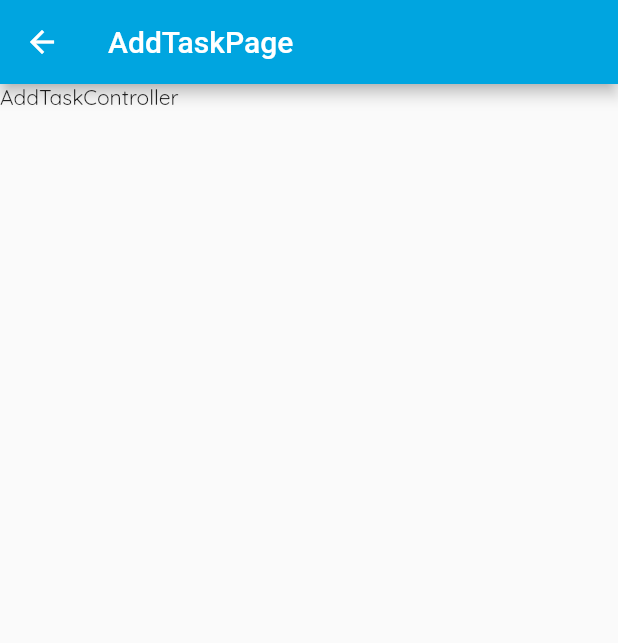
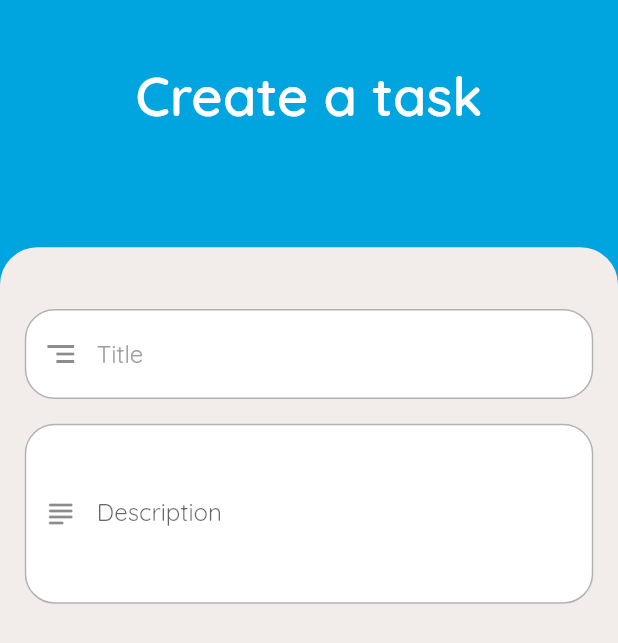
Before and after one commit to thierryoliveira/taskfy_app, a Flutter app: the TasksPage screen opened by its route, after a tap on the "add" icon, on a phone screen of 412 x 824 dp. Shown: the top 643 px of the screen. Run offline on Flutter 3.47's test engine with Material 2 defaults, Android fonts, the phone set to English and light mode, and no system bars; our stand-ins replace dio, flutter_datetime_picker, flutter_svg, font_awesome_flutter, get, get_storage and 3 more; accounts and stored records are empty; network calls fail.

```diff
--- a/lib/app/data/providers/auth/auth_provider.dart
+++ b/lib/app/data/providers/auth/auth_provider.dart
@@ -2,13 +2,15 @@ import 'dart:convert';
 // import 'package:getx_pattern/app/data/model/model.dart';
 import 'package:dio/dio.dart';
 import 'package:todo_app/app/data/model/auth/access_token_model.dart';
+import 'package:todo_app/app/global/models/base_result_model.dart';
 
 const baseUrl = 'http://192.168.1.17:3000';
 
 class AuthApiClient {
   final Dio dio = Dio();
 
-  Future<AccessTokenModel> signIn(String username, String password) async {
+  Future<BaseResult<AccessTokenModel>> signIn(String username, String password) async {
+    BaseResult<AccessTokenModel> result = BaseResult<AccessTokenModel>();
     AccessTokenModel token = AccessTokenModel();
     dio.options.contentType = Headers.jsonContentType;
     try {
@@ -17,11 +19,13 @@ class AuthApiClient {
           options: Options(contentType: Headers.jsonContentType));
       if (response.data != null) {
         token = AccessTokenModel.fromJson(response.data);
+        result.data = token;
+        result.success = true;
       }
-    } catch (e) {
-      print(e);
+    } on DioError catch (e) {
+        result.message = e.error.osError.message;
     }
-    return token;
+    return result;
   }
 
   Future<bool> signUp(String username, String password) async {
--- a/lib/app/data/repository/auth/auth_repository.dart
+++ b/lib/app/data/repository/auth/auth_repository.dart
@@ -1,13 +1,14 @@
 import 'package:todo_app/app/data/model/auth/access_token_model.dart';
 import 'package:todo_app/app/data/providers/auth/auth_provider.dart';
+import 'package:todo_app/app/global/models/base_result_model.dart';
 
 class AuthRepository {
 
 final AuthApiClient apiClient = AuthApiClient();
 
 
-  Future<AccessTokenModel> signIn(String username, String password) async {
-    return apiClient.signIn(username, password);
+  Future<BaseResult<AccessTokenModel>> signIn(String username, String password) async {
+      return apiClient.signIn(username, password);
   }
 
   Future<bool> signUp(String username, String password) async {
--- /dev/null
+++ b/lib/app/global/models/base_result_model.dart
@@ -0,0 +1,5 @@
+class BaseResult<T> {
+    T data;
+    bool success = false;
+    String message = "";
+}
--- a/lib/app/modules/auth/controllers/auth_controller.dart
+++ b/lib/app/modules/auth/controllers/auth_controller.dart
@@ -39,9 +39,9 @@ class AuthController extends GetxController {
         (password != null && password.isNotEmpty)) {
       this.loading = true;
       changeButtonLoading();
-      repository.signIn(username, password).then((data) {
-        if (data.accessToken != null && data.accessToken.isNotEmpty) {
-          writeAccessTokenOnStorage(data.accessToken);
+      repository.signIn(username, password).then((result) {
+        if (result.success) {
+          writeAccessTokenOnStorage(result.data.accessToken);
           this.loading = false;
           this.signedIn = true;
           changeButtonLoading();
@@ -51,8 +51,8 @@ class AuthController extends GetxController {
           changeButtonLoading();
 
           Get.snackbar(
-            "Invalid credentials",
-            "Please, check your username and password",
+            "Error",
+            result.message,
             snackPosition: SnackPosition.BOTTOM,
             colorText: Colors.white,
             backgroundColor: kRadicalRedColor,
--- a/lib/app/modules/task/controllers/task_controller.dart
+++ b/lib/app/modules/task/controllers/task_controller.dart
@@ -1,5 +1,6 @@
 import 'package:get/get.dart';
 import 'package:get_storage/get_storage.dart';
+import 'package:intl/intl.dart';
 import 'package:todo_app/app/data/model/task/task_model.dart';
 import 'package:todo_app/app/data/repository/task/task_repository.dart';
 
@@ -22,6 +23,12 @@ class TaskController extends GetxController {
   get taskList => this._taskList;
   set taskList(value) =>this._taskList.value = value;
 
+  final _selectedDate = DateTime.now().obs;
+  get selectedDate => this._selectedDate.value;
+  set selectedDate(value) => this._selectedDate.value = value;
+
+  changeSelectedDate(DateTime date) => selectedDate = date;
+
   signOut(){
     _storage.remove('accessToken');
     Get.offAndToNamed('/signin');
@@ -33,4 +40,12 @@ class TaskController extends GetxController {
       taskList.value = tasks;
     }
   }
+
+  String returnSelectedDate(){
+      DateFormat formatter = DateFormat('yyyy-MM-dd');
+      String selectedDateFormatted = formatter.format(selectedDate);
+      String currentDateFormatted = formatter.format(DateTime.now());
+      return selectedDateFormatted == currentDateFormatted ? 'Today' : selectedDateFormatted;
+
+  }
 }
--- a/lib/app/modules/task/views/addtask_view.dart
+++ b/lib/app/modules/task/views/addtask_view.dart
@@ -1,17 +1,98 @@
 import 'package:flutter/material.dart';
 import 'package:get/get.dart';
+import 'package:todo_app/app/global/colors.dart';
 import 'package:todo_app/app/modules/task/controllers/task_controller.dart';
 
 class AddTaskPage extends GetView<TaskController> {
 
+
   @override
   Widget build(BuildContext context) {
+    final size = Get.size;
+    final height = size.height;
+    final width = size.width;
+    final BorderRadius radiusStyle = BorderRadius.only(
+      topLeft: Radius.circular(25),
+      topRight: Radius.circular(25),
+    );
 
     return Scaffold(
-    appBar: AppBar(title: Text('AddTaskPage')),
-
-    body: SafeArea(
-      child: Text('AddTaskController'))
-    );
+        backgroundColor: kPrimaryColor,
+        body: SafeArea(
+          child: Container(
+            padding: EdgeInsets.only(top: height * 0.05),
+            width: width,
+            child: Column(
+              mainAxisAlignment: MainAxisAlignment.spaceBetween,
+              crossAxisAlignment: CrossAxisAlignment.center,
+              children: [
+                Text(
+                  'Create a task',
+                  style: TextStyle(
+                      color: Colors.white,
+                      fontSize: 36,
+                      fontWeight: FontWeight.w600),
+                  textAlign: TextAlign.center,
+                ),
+                Container(
+                  height: size.height * 0.8,
+                  padding: EdgeInsets.fromLTRB(
+                      width * 0.04, height * 0.05, width * 0.04, height * 0.03),
+                  width: size.width,
+                  decoration: BoxDecoration(
+                    color: kLighterColor,
+                    borderRadius: radiusStyle,
+                  ),
+                  child: Column(
+                    crossAxisAlignment: CrossAxisAlignment.center,
+                    mainAxisAlignment: MainAxisAlignment.start,
+                    children: [
+                      TextField(
+                        decoration: InputDecoration(
+                          hintText: 'Title',
+                          hintStyle: TextStyle(color: Color(0xffa0a0a0)),
+                          prefixIcon: Icon(Icons.segment),
+                          filled: true,
+                          fillColor: Colors.white,
+                          enabledBorder: OutlineInputBorder(
+                            borderSide:
+                                BorderSide(color: kLightGreyColor, width: 1),
+                            borderRadius: BorderRadius.all(Radius.circular(20)),
+                          ),
+                          focusedBorder: OutlineInputBorder(
+                              borderSide:
+                                  BorderSide(color: kPrimaryColor, width: 1),
+                              borderRadius: radiusStyle),
+                        ),
+                      ),
+                      Padding(
+                        padding: EdgeInsets.only(top: height * 0.02),
+                        child: TextField(
+                          maxLines: 4,
+                          decoration: InputDecoration(
+                            labelText: 'Description',
+                            hintStyle: TextStyle(color: Color(0xffa0a0a0)),
+                            prefixIcon: Icon(Icons.subject_rounded),
+                            filled: true,
+                            fillColor: Colors.white,
+                            enabledBorder: OutlineInputBorder(
+                              borderSide:
+                                  BorderSide(color: kLightGreyColor, width: 1),
+                              borderRadius: BorderRadius.all(Radius.circular(20)),
+                            ),
+                            focusedBorder: OutlineInputBorder(
+                                borderSide:
+                                    BorderSide(color: kPrimaryColor, width: 1),
+                                borderRadius: radiusStyle),
+                          ),
+                        ),
+                      ),
+                    ],
+                  ),
+                ),
+              ],
+            ),
+          ),
+        ));
   }
 }
--- a/lib/app/modules/task/views/tasks_view.dart
+++ b/lib/app/modules/task/views/tasks_view.dart
@@ -1,4 +1,5 @@
 import 'package:flutter/material.dart';
+import 'package:flutter_datetime_picker/flutter_datetime_picker.dart';
 import 'package:flutter_svg/svg.dart';
 import 'package:get/get.dart';
 import 'package:todo_app/app/modules/task/controllers/task_controller.dart';
@@ -17,19 +18,19 @@ class TasksPage extends GetWidget<TaskController> {
     );
 
     return Scaffold(
-      floatingActionButton: FloatingActionButton(
-        backgroundColor: kLighterColor,
+      floatingActionButton: Obx(() => FloatingActionButton(
+            backgroundColor: controller.taskList.length > 0 ? kPrimaryColor : kLighterColor,
             child: Icon(
               Icons.add,
               size: 40,
-          color: kPrimaryColor,
+              color: controller.taskList.length > 0 ? kLighterColor : kPrimaryColor,
             ),
             shape: RoundedRectangleBorder(
                 borderRadius: BorderRadius.all(Radius.circular(15))),
             onPressed: () {
               Get.toNamed('/addtask');
             },
-      ),
+          )),
       backgroundColor: kPrimaryColor,
       body: Column(
         mainAxisAlignment: MainAxisAlignment.start,
@@ -42,40 +43,39 @@ class TasksPage extends GetWidget<TaskController> {
             width: width,
             child: Row(
               mainAxisAlignment: MainAxisAlignment.spaceBetween,
-              crossAxisAlignment: CrossAxisAlignment.end,
+              crossAxisAlignment: CrossAxisAlignment.center,
               children: [
-                Column(
-                  mainAxisAlignment: MainAxisAlignment.center,
-                  crossAxisAlignment: CrossAxisAlignment.start,
-                  children: [
-                    Text(
-                      'Today',
-                      style: TextStyle(
-                          color: Colors.white,
-                          fontSize: 42,
-                          fontWeight: FontWeight.w500),
-                    ),
                 Obx(() => Text(
-                          controller.taskList.length > 0 ? "${controller.taskList.length} tasks" : "No pending tasks",
+                      controller.taskList.length > 0
+                          ? "${controller.taskList.length} tasks"
+                          : "No pending tasks",
                       style: TextStyle(color: Colors.white, fontSize: 20),
-                        ))
-                  ],
-                ),
+                    )),
                 Center(
-                  child: ElevatedButton(
+                  child: Obx(() => ElevatedButton(
                       style: ElevatedButton.styleFrom(
-                          primary: Colors.white,
+                          primary: kDarkBlueColor,
                           padding: EdgeInsets.all(20),
                           shape: RoundedRectangleBorder(
                               borderRadius:
                                   BorderRadius.all(Radius.circular(20)))),
                       onPressed: () {
-                        Get.toNamed('/addtask');
+                        DatePicker.showDatePicker(context,
+                            minTime:
+                                DateTime.now().subtract(Duration(days: 60)),
+                            maxTime: DateTime.now().add(Duration(days: 60)),
+                            locale: LocaleType.en, onChanged: (date) {
+                          print(date);
+                          controller.changeSelectedDate(date);
+                        });
                       },
                       child: Text(
-                        'Add new',
-                        style: TextStyle(color: kPrimaryColor, fontSize: 20),
-                      )),
+                        controller.returnSelectedDate(),
+                        style: TextStyle(
+                            color: Colors.white,
+                            fontSize: 20,
+                            fontWeight: FontWeight.w500),
+                      ))),
                 ),
               ],
             ),
```
Lines whose indentation alone changed are shown as unchanged.
